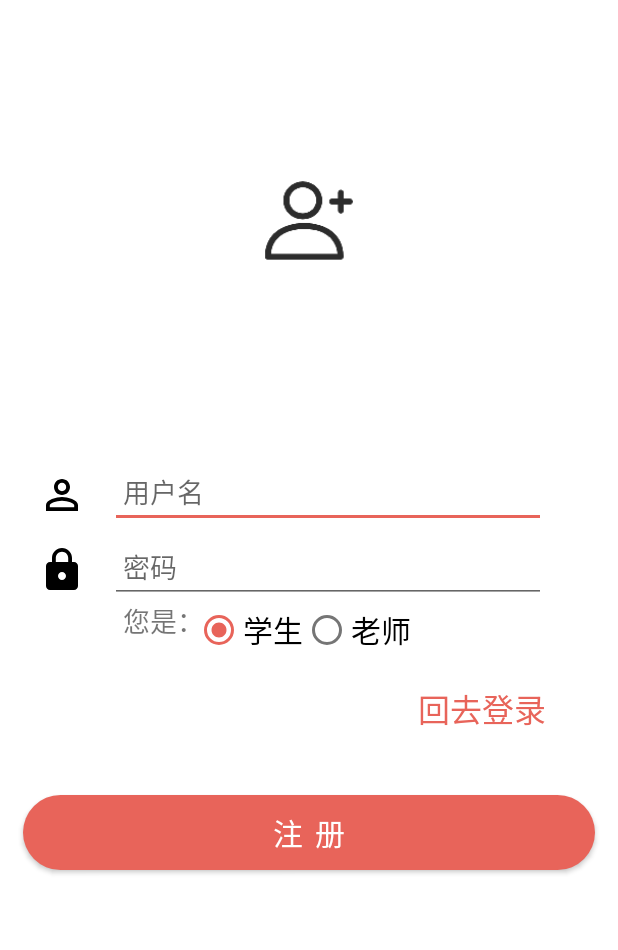
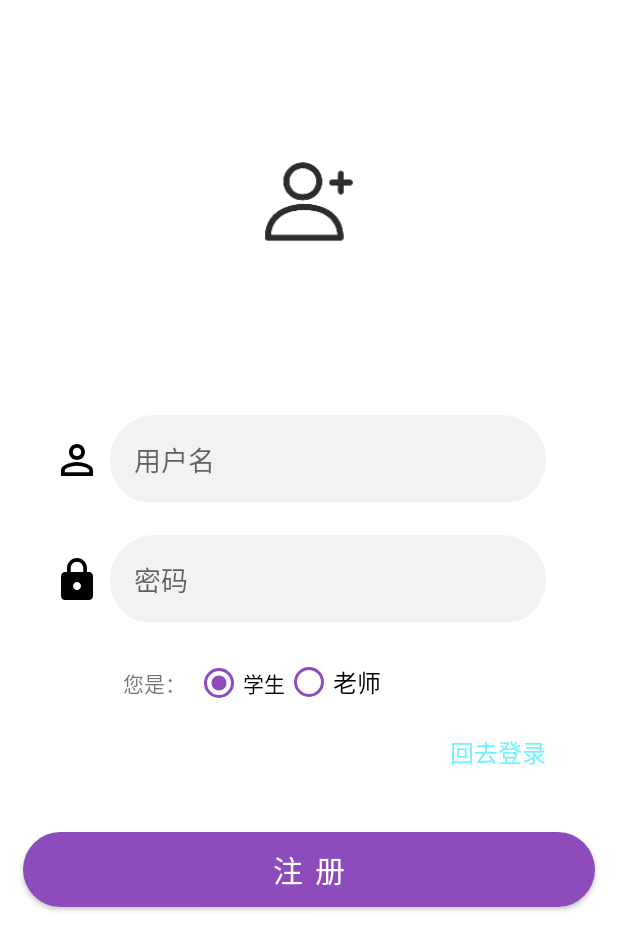
Before and after one commit to sushi11111/ClassroomCheck-inSystem, an Android app: the SignupActivity screen opened directly, with no data from a screen before it, on a phone screen of 412 x 824 dp. Shown: the top 950 px of the screen. Run offline under Robolectric (Android 15) with nearby library versions, the light colour scheme and no system bars.

Commit message:
界面优化1.8

```diff
--- a/app/src/main/res/layout/activity_signup.xml
+++ b/app/src/main/res/layout/activity_signup.xml
@@ -25,64 +25,73 @@
     <RelativeLayout
         android:layout_marginLeft="25dp"
         android:layout_width="match_parent"
-        android:layout_height="50dp"
+        android:layout_height="60dp"
         android:layout_marginTop="48dp"
         >
         <ImageView
             android:layout_width="32dp"
             android:layout_height="32dp"
-            android:layout_marginBottom="4dp"
+            android:layout_marginBottom="12dp"
+            android:layout_marginStart="10dp"
             android:layout_alignParentBottom="true"
             android:src="@drawable/baseline_person_outline_24"/>
         <EditText
             android:id="@+id/new_username"
             android:layout_width="match_parent"
-            android:layout_height="wrap_content"
+            android:layout_height="60dp"
             android:layout_marginBottom="-2dp"
             android:layout_alignParentBottom="true"
+            android:paddingLeft="16dp"
             android:layout_gravity="center"
             android:inputType="text"
-            android:hint=" 用户名"
+            android:hint="用户名"
             android:layout_marginStart="48dp"
             android:layout_marginEnd="48dp"
-            android:maxLines="1"/>
+            android:maxLines="1"
+            android:background="@drawable/rounded_edittext_bg"/>
     </RelativeLayout>
 
 
     <RelativeLayout
         android:layout_marginLeft="25dp"
         android:layout_width="match_parent"
-        android:layout_height="50dp">
+        android:layout_height="60dp"
+        android:layout_marginTop="20dp">
         <ImageView
             android:layout_width="32dp"
             android:layout_height="32dp"
-            android:layout_marginBottom="4dp"
+            android:layout_marginBottom="12dp"
+            android:layout_marginStart="10dp"
             android:layout_alignParentBottom="true"
             android:src="@drawable/baseline_lock_24"/>
         <EditText
             android:id="@+id/new_password"
             android:layout_width="match_parent"
-            android:layout_height="wrap_content"
+            android:layout_height="60dp"
             android:layout_marginBottom="-2dp"
             android:layout_alignParentBottom="true"
             android:layout_gravity="center"
             android:inputType="textPassword"
-            android:hint=" 密码"
+            android:hint="密码"
             android:layout_marginStart="48dp"
             android:layout_marginEnd="48dp"
-            android:maxLines="1"/>
+            android:paddingLeft="16dp"
+            android:maxLines="1"
+            android:background="@drawable/rounded_edittext_bg"/>
 
     </RelativeLayout>
 
     <RelativeLayout
         android:layout_width="match_parent"
-        android:layout_height="40dp">
+        android:layout_height="40dp"
+        android:layout_marginTop="20dp">
         <TextView
             android:layout_width="wrap_content"
             android:layout_height="wrap_content"
             android:text="您是： "
-            android:textSize="18dp"
+            android:textSize="14dp"
             android:layout_marginLeft="82dp"
+            android:layout_marginTop="10dp"
             />
 
         <RadioGroup
@@ -96,23 +105,24 @@
                 android:id="@+id/btnStudent"
                 android:layout_width="wrap_content"
                 android:layout_height="wrap_content"
-                android:textSize="20dp"
+                android:textSize="14dp"
                 android:text="学生"
+                android:buttonTint="@color/purple_700"
                 android:checked="true"/>
 
             <RadioButton
                 android:id="@+id/btnTeacher"
                 android:layout_width="wrap_content"
                 android:layout_height="wrap_content"
-                android:textSize="20dp"
-                android:text="老师"/>
+                android:textSize="16dp"
+                android:text="老师"
+                android:buttonTint="@color/purple_700"/>
         </RadioGroup>
     </RelativeLayout>
 
     <RelativeLayout
         android:layout_width="match_parent"
-        android:layout_height="40dp"
-        android:layout_marginTop="10dp">
+        android:layout_height="40dp">
 
         <TextView
             android:id="@+id/goback_login"
@@ -123,8 +133,8 @@
             android:layout_marginEnd="48dp"
             android:layout_marginBottom="1dp"
             android:text="回去登录"
-            android:textColor="#E8645A"
-            android:textSize="21dp" />
+            android:textColor="#70f3ff"
+            android:textSize="16dp" />
     </RelativeLayout>
 
     <RelativeLayout
@@ -138,7 +148,7 @@
             android:text="注 册"
             android:textColor="@android:color/background_light"
             android:textSize="20dp"
-            android:backgroundTint="#E8645A"
+            android:backgroundTint="#70f3ff"
             android:background="@drawable/button_rounded_bg"
             android:layout_marginTop="40dp"
             android:layout_marginEnd="15dp"
--- a/app/src/main/res/values-night/themes.xml
+++ b/app/src/main/res/values-night/themes.xml
@@ -6,8 +6,8 @@
         <item name="colorPrimaryVariant">@color/purple_700</item>
         <item name="colorOnPrimary">@color/black</item>
         <!-- Secondary brand color. -->
-        <item name="colorSecondary">@color/teal_200</item>
-        <item name="colorSecondaryVariant">@color/teal_200</item>
+        <item name="colorSecondary">#70f3ff</item>
+        <item name="colorSecondaryVariant">#70f3ff</item>
         <item name="colorOnSecondary">@color/black</item>
         <!-- Status bar color. -->
         <item name="android:statusBarColor">?attr/colorPrimaryVariant</item>
--- a/app/src/main/res/values/colors.xml
+++ b/app/src/main/res/values/colors.xml
@@ -1,7 +1,7 @@
 <?xml version="1.0" encoding="utf-8"?>
 <resources>
     <color name="purple_200">#FFBB86FC</color>
-    <color name="purple_500">#E8645A</color>
+    <color name="purple_500">#8d4bbb</color>
     <color name="purple_700">#8d4bbb</color>
     <color name="teal_200">#E8645A</color>
     <color name="teal_700">#E8645A</color>
```
Also changed, not shown: app/src/main/res/layout/activity_login.xml (+16 -11 lines).
